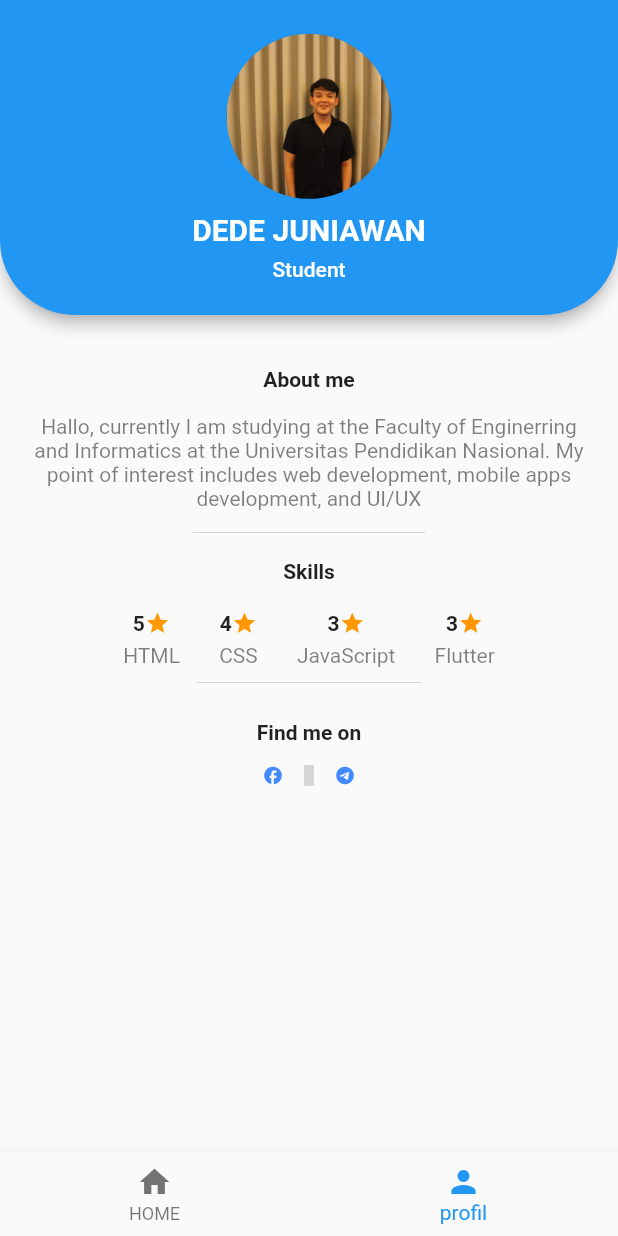
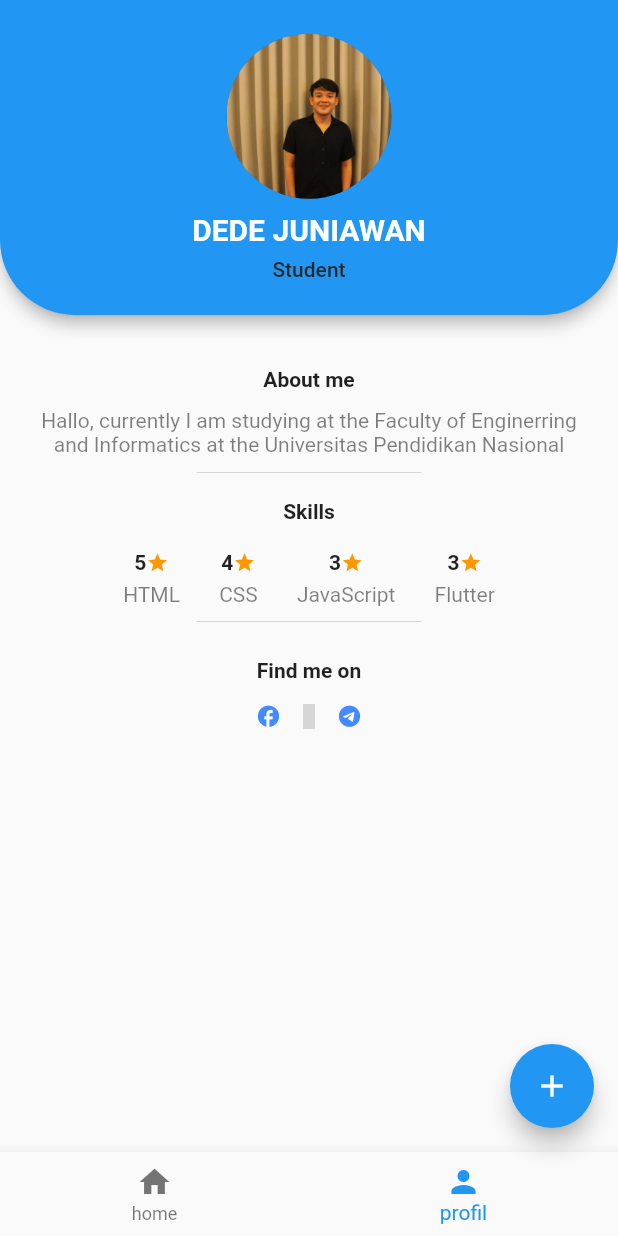
Before and after one commit to Djuni06/flutter_last, a Flutter app: the screen it shows after launch, item 2 of the bottom bar chosen, on a phone screen of 412 x 824 dp. Run offline on Flutter 3.47's test engine with Material 2 defaults, Android fonts, the phone set to English and light mode, and no system bars; statements that could not run were skipped; grey boxes are pictures that could not be loaded.

Commit message:
tambah button dan gambar

```diff
--- a/lib/main.dart
+++ b/lib/main.dart
@@ -1,6 +1,7 @@
 import 'package:flutter/material.dart';
 import 'package:flutter_last/zodiac.dart';
-import 'settings.dart';
+import './settings.dart';
+import 'home2.dart';
 
 void main() {
   runApp(const MyApp());
@@ -8,7 +9,6 @@ void main() {
 
 class MyApp extends StatelessWidget {
   const MyApp({Key? key}) : super(key: key);
-
   @override
   Widget build(BuildContext context) {
     return MaterialApp(
@@ -25,7 +25,6 @@ class MyHomePage extends StatefulWidget {
   const MyHomePage({
     Key? key,
   }) : super(key: key);
-
   @override
   State<MyHomePage> createState() => _MyHomePageState();
 }
@@ -38,18 +37,29 @@ class _MyHomePageState extends State<MyHomePage> {
       _selectedindex = index;
     });
   }
-
   @override
   Widget build(BuildContext context) {
     return Scaffold(
         body: Center(
           child: _children[_selectedindex],
         ),
+        floatingActionButton: FloatingActionButton(
+          onPressed: () {
+            Navigator.push(
+              context,
+              MaterialPageRoute(
+                builder: (context) => ZodiacHome(),
+              ),
+            );
+            // _navigateAndDisplayAddForm(context);
+          },
+          child: Icon(Icons.add),
+        ),
         bottomNavigationBar: BottomNavigationBar(
           items: const <BottomNavigationBarItem>[
             BottomNavigationBarItem(
               icon: Icon(Icons.home),
-              label: 'HOME',
+              label: 'home',
             ),
             BottomNavigationBarItem(icon: Icon(Icons.person), label: 'profil'),
           ],
--- a/lib/settings.dart
+++ b/lib/settings.dart
@@ -35,7 +35,11 @@ class ProfilePage extends StatelessWidget {
                   style: TextStyle(fontWeight: FontWeight.bold),
                 ),
               ),
-              Text("Student", style: TextStyle(height: 1, fontSize: 14))
+              Text("Student",
+                  style: TextStyle(
+                      height: 1,
+                      fontSize: 14,
+                      color: Color.fromARGB(255, 39, 39, 39)))
             ],
           ),
         ),
@@ -47,15 +51,15 @@ class ProfilePage extends StatelessWidget {
               children: [
                 Text("About me", style: TextStyle(fontWeight: FontWeight.bold)),
                 Container(
-                    margin: EdgeInsets.all(15),
+                    margin: EdgeInsets.all(11),
                     child: Text(
-                        "Hallo, currently I am studying at the Faculty of Enginerring and Informatics at the Universitas Pendidikan Nasional. My point of interest includes web development, mobile apps development, and UI/UX",
-                        maxLines: 4,
+                        "Hallo, currently I am studying at the Faculty of Enginerring and Informatics at the Universitas Pendidikan Nasional",
+                        maxLines: 2,
                         textAlign: TextAlign.center,
                         style:
                             TextStyle(color: Colors.black.withOpacity(0.5)))),
                 Container(
-                  width: 155,
+                  width: 150,
                   decoration: BoxDecoration(
                       border: Border(
                           bottom: BorderSide(color: Colors.black, width: 0.1))),
@@ -86,7 +90,7 @@ class ProfilePage extends StatelessWidget {
                               Icon(
                                 Icons.star,
                                 color: Colors.orange,
-                                size: 17.0,
+                                size: 15,
                               ),
                             ],
                           ),
@@ -114,7 +118,7 @@ class ProfilePage extends StatelessWidget {
                               Icon(
                                 Icons.star,
                                 color: Colors.orange,
-                                size: 17.0,
+                                size: 15,
                               ),
                             ],
                           ),
@@ -142,7 +146,7 @@ class ProfilePage extends StatelessWidget {
                               Icon(
                                 Icons.star,
                                 color: Colors.orange,
-                                size: 17.0,
+                                size: 15,
                               ),
                             ],
                           ),
@@ -170,7 +174,7 @@ class ProfilePage extends StatelessWidget {
                               Icon(
                                 Icons.star,
                                 color: Colors.orange,
-                                size: 17.0,
+                                size: 15,
                               ),
                             ],
                           ),
@@ -224,7 +228,7 @@ class ProfilePage extends StatelessWidget {
                               child: Icon(
                                 Icons.facebook,
                                 color: Colors.blueAccent,
-                                size: 14.0,
+                                size: 17,
                               ),
                             ),
                             Padding(
@@ -232,7 +236,7 @@ class ProfilePage extends StatelessWidget {
                               child: Icon(
                                 Icons.whatsapp,
                                 color: Color.fromARGB(255, 20, 239, 8),
-                                size: 14.0,
+                                size: 17,
                               ),
                             ),
                             Padding(
@@ -240,7 +244,7 @@ class ProfilePage extends StatelessWidget {
                               child: Icon(
                                 Icons.telegram,
                                 color: Colors.blueAccent,
-                                size: 14.0,
+                                size: 17,
                               ),
                             ),
                           ],
```
Also changed, not shown: lib/home2.dart (added, +157 -0 lines), lib/zodiac.dart (+12 -12 lines), pubspec.yaml (+13 -1 lines), assets/aquarius.jpg (added), assets/aries.jpg (added), assets/cancer.jpg (added), assets/capricorn.jpg (added), assets/gemini.jpg (added), assets/leo.jpg (added), assets/libra.jpg (added), assets/pisces.jpg (added), assets/sagittarius.jpg (added), assets/scorpio.jpg (added), assets/taurus.jpg (added), 2 more files.
